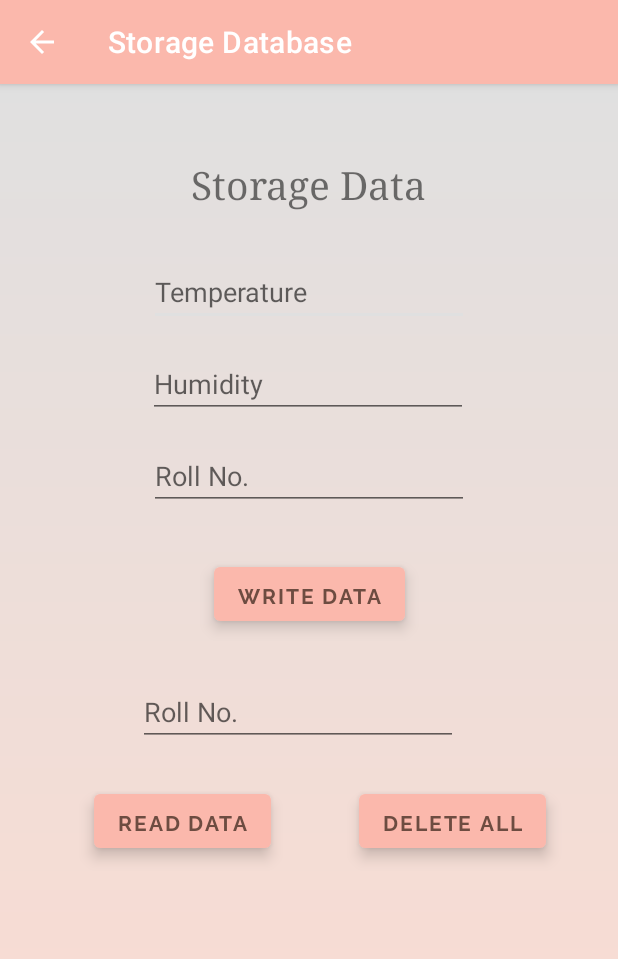
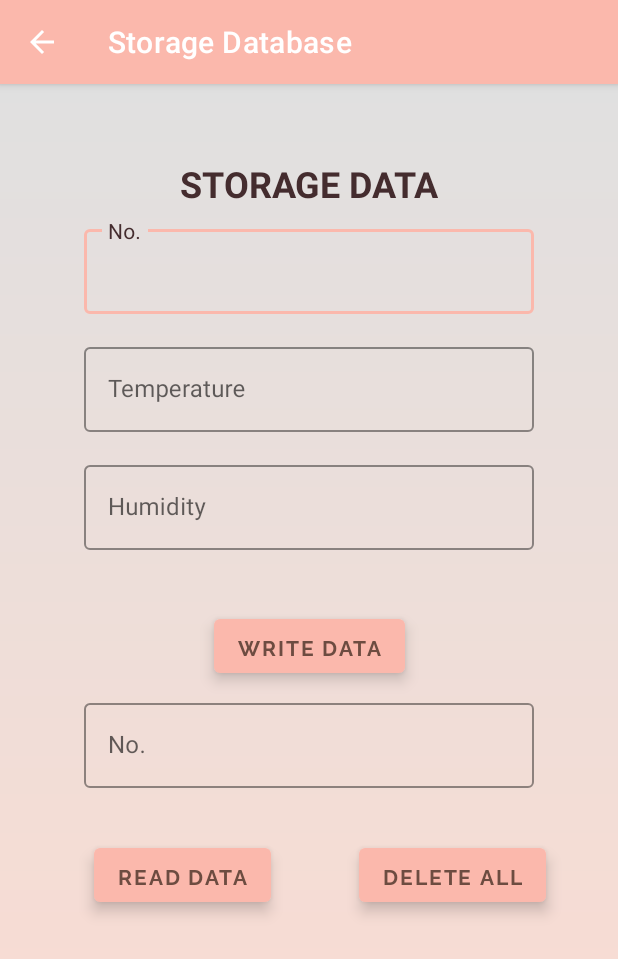
Before and after one commit to chewipie01/Kamatechs, an Android app: the Room screen opened directly, with no data from a screen before it, on a phone screen of 412 x 824 dp. Shown: the top 959 px of the screen. Run offline under Robolectric (Android 15) with nearby library versions, the phone set to English and light mode, and no system bars; our stand-ins replace Room's generated code.

Commit message:
Modified Read Data and Edited Design

```diff
--- a/app/src/main/res/layout/room.xml
+++ b/app/src/main/res/layout/room.xml
@@ -9,53 +9,72 @@
 
     <TextView
         android:id="@+id/textView"
+        style="@style/TextAppearance.Kamatechs.Subtitle"
         android:layout_width="wrap_content"
         android:layout_height="wrap_content"
         android:layout_marginTop="50dp"
-        android:fontFamily="serif"
         android:text="Storage Data"
-        android:textSize="26dp"
         app:layout_constraintLeft_toLeftOf="parent"
         app:layout_constraintRight_toRightOf="parent"
         app:layout_constraintTop_toTopOf="parent" />
 
-    <EditText
-        android:id="@+id/Temp"
-        android:layout_width="wrap_content"
+    <com.google.android.material.textfield.TextInputLayout
+        android:id="@+id/et_roll_no_text"
+        style="@style/Widget.Kamatechs.TextInputLayout"
+        android:layout_width="300dp"
         android:layout_height="wrap_content"
-        android:layout_marginTop="32dp"
-        android:ems="10"
-        android:hint="Temperature"
-        android:inputType="textPersonName"
+        android:layout_marginTop="8dp"
+        android:hint="No."
         app:layout_constraintEnd_toEndOf="parent"
         app:layout_constraintStart_toStartOf="parent"
-        app:layout_constraintTop_toBottomOf="@+id/textView" />
+        app:layout_constraintTop_toBottomOf="@+id/textView">
 
-    <EditText
-        android:id="@+id/Humid"
-        android:layout_width="wrap_content"
+        <com.google.android.material.textfield.TextInputEditText
+            android:id="@+id/et_roll_no"
+            android:layout_width="match_parent"
+            android:layout_height="wrap_content"
+            android:inputType="number"
+            android:maxLines="1"/>
+    </com.google.android.material.textfield.TextInputLayout>
+
+    <com.google.android.material.textfield.TextInputLayout
+        android:id="@+id/Temp_text"
+        style="@style/Widget.Kamatechs.TextInputLayout"
+        android:layout_width="300dp"
         android:layout_height="wrap_content"
-        android:layout_marginStart="100dp"
-        android:layout_marginTop="16dp"
-        android:layout_marginEnd="101dp"
-        android:ems="10"
-        android:hint="Humidity"
-        android:inputType="textPersonName"
+        android:layout_marginTop="8dp"
+        android:hint="Temperature"
         app:layout_constraintEnd_toEndOf="parent"
         app:layout_constraintStart_toStartOf="parent"
-        app:layout_constraintTop_toBottomOf="@+id/Temp" />
+        app:layout_constraintTop_toBottomOf="@+id/et_roll_no_text">
 
-    <EditText
-        android:id="@+id/et_roll_no"
-        android:layout_width="wrap_content"
+        <com.google.android.material.textfield.TextInputEditText
+            android:id="@+id/Temp"
+            android:layout_width="match_parent"
+            android:layout_height="wrap_content"
+            android:inputType="numberDecimal"
+            android:maxLines="1" />
+    </com.google.android.material.textfield.TextInputLayout>
+
+    <com.google.android.material.textfield.TextInputLayout
+        android:id="@+id/Humid_text"
+        style="@style/Widget.Kamatechs.TextInputLayout"
+        android:layout_width="300dp"
         android:layout_height="wrap_content"
-        android:layout_marginTop="16dp"
-        android:ems="10"
-        android:hint="Roll No."
-        android:inputType="number"
+        android:layout_marginTop="8dp"
+        android:hint="Humidity"
         app:layout_constraintEnd_toEndOf="parent"
         app:layout_constraintStart_toStartOf="parent"
-        app:layout_constraintTop_toBottomOf="@+id/Humid" />
+        app:layout_constraintTop_toBottomOf="@+id/Temp_text">
+
+        <com.google.android.material.textfield.TextInputEditText
+            android:id="@+id/Humid"
+            android:layout_width="match_parent"
+            android:layout_height="wrap_content"
+            android:inputType="numberDecimal"
+            android:maxLines="1"/>
+    </com.google.android.material.textfield.TextInputLayout>
+
 
     <com.google.android.material.button.MaterialButton
         android:id="@+id/btn_write_data"
@@ -68,22 +87,26 @@
         android:text="Write Data"
         app:layout_constraintEnd_toEndOf="parent"
         app:layout_constraintStart_toStartOf="parent"
-        app:layout_constraintTop_toBottomOf="@+id/et_roll_no" />
+        app:layout_constraintTop_toBottomOf="@+id/Humid_text" />
 
-
-    <EditText
-        android:id="@+id/et_roll_no_read"
-        android:layout_width="wrap_content"
+    <com.google.android.material.textfield.TextInputLayout
+        android:id="@+id/et_roll_no_read_text"
+        style="@style/Widget.Kamatechs.TextInputLayout"
+        android:layout_width="300dp"
         android:layout_height="wrap_content"
-        android:layout_marginStart="93dp"
-        android:layout_marginTop="32dp"
-        android:layout_marginEnd="108dp"
-        android:ems="10"
-        android:hint="Roll No."
-        android:inputType="number"
+        android:layout_marginTop="8dp"
+        android:hint="No."
         app:layout_constraintEnd_toEndOf="parent"
         app:layout_constraintStart_toStartOf="parent"
-        app:layout_constraintTop_toBottomOf="@+id/btn_write_data" />
+        app:layout_constraintTop_toBottomOf="@+id/btn_write_data">
+
+        <com.google.android.material.textfield.TextInputEditText
+            android:id="@+id/et_roll_no_read"
+            android:layout_width="match_parent"
+            android:layout_height="wrap_content"
+            android:inputType="number"
+            android:maxLines="1"/>
+    </com.google.android.material.textfield.TextInputLayout>
 
     <com.google.android.material.button.MaterialButton
         android:id="@+id/btnReadData"
@@ -97,35 +120,36 @@
         android:text="Read Data"
         app:layout_constraintEnd_toEndOf="parent"
         app:layout_constraintStart_toStartOf="parent"
-        app:layout_constraintTop_toBottomOf="@+id/et_roll_no_read" />
+        app:layout_constraintTop_toBottomOf="@+id/et_roll_no_read_text" />
 
     <TextView
-        android:id="@+id/tv_first_name"
+        android:id="@+id/tv_roll_no"
         android:layout_width="wrap_content"
         android:layout_height="wrap_content"
         android:layout_marginStart="32dp"
-        android:layout_marginTop="28dp"
+        android:layout_marginTop="16dp"
         android:textSize="16dp"
         app:layout_constraintStart_toStartOf="parent"
         app:layout_constraintTop_toBottomOf="@+id/btnReadData" />
 
     <TextView
-        android:id="@+id/tv_last_name"
+        android:id="@+id/tv_Temp"
         android:layout_width="wrap_content"
         android:layout_height="wrap_content"
         android:layout_marginTop="16dp"
         android:textSize="16dp"
-        app:layout_constraintStart_toStartOf="@+id/tv_first_name"
-        app:layout_constraintTop_toBottomOf="@+id/tv_first_name" />
+        app:layout_constraintStart_toStartOf="@id/tv_roll_no"
+        app:layout_constraintTop_toBottomOf="@+id/tv_roll_no" />
 
     <TextView
-        android:id="@+id/tv_roll_no"
+        android:id="@+id/tv_Humid"
         android:layout_width="wrap_content"
         android:layout_height="wrap_content"
         android:layout_marginTop="16dp"
         android:textSize="16dp"
-        app:layout_constraintStart_toStartOf="@+id/tv_last_name"
-        app:layout_constraintTop_toBottomOf="@+id/tv_last_name" />
+        app:layout_constraintStart_toStartOf="@+id/tv_Temp"
+        app:layout_constraintTop_toBottomOf="@+id/tv_Temp" />
+
 
     <com.google.android.material.button.MaterialButton
         android:id="@+id/btn_delete_all"
--- a/app/src/main/res/values/colors.xml
+++ b/app/src/main/res/values/colors.xml
@@ -1,6 +1,7 @@
 <?xml version="1.0" encoding="utf-8"?>
 <resources>
-    <color name="colorAccent">#E0E0E0</color>
+<!--    <color name="colorAccent">#E0E0E0</color>-->
+    <color name="colorAccent">@color/textColorPrimary</color>
     <color name="colorPrimary">#FBB8AC</color>
     <color name="colorPrimaryDark">#FEDBD0</color>
     <color name="textColorPrimary">#442C2E</color>
--- a/app/src/main/res/values/styles.xml
+++ b/app/src/main/res/values/styles.xml
@@ -17,7 +17,7 @@
     </style>
 
     <style name="TextAppearance.Kamatechs.TextInputLayout.HintText" parent="TextAppearance.MaterialComponents.Subtitle2">
-        <item name="android:textColor">?android:attr/textColorPrimary</item>
+        <item name="android:textColor">#442C2E</item>
     </style>
 
     <style name="Widget.Kamatechs.Button" parent="Widget.MaterialComponents.Button">
@@ -66,7 +66,15 @@
     <style name="TextAppearance.Kamatechs.Title" parent="TextAppearance.MaterialComponents.Headline4">
         <item name="textAllCaps">true</item>
         <item name="android:textStyle">bold</item>
+        <item name="android:textColor">@color/textColorPrimary</item>
+        <item name="android:fontFamily">@font/raleway</item>
+    </style>
+
+    <style name="TextAppearance.Kamatechs.Subtitle" parent="TextAppearance.MaterialComponents.Headline5">
+        <item name="textAllCaps">true</item>
+        <item name="android:textStyle">bold</item>
         <item name="android:textColor">?android:attr/textColorPrimary</item>
+        <item name="android:fontFamily">@font/raleway</item>
     </style>
 
 
```
Also changed, not shown: app/src/main/java/com/example/kamatechs/Room.kt (+31 -12 lines), app/src/main/res/layout/fragment_login.xml (+61 -35 lines), app/src/main/res/layout/fragment_register.xml (+73 -37 lines), app/src/main/res/drawable/logo2.png (added).
